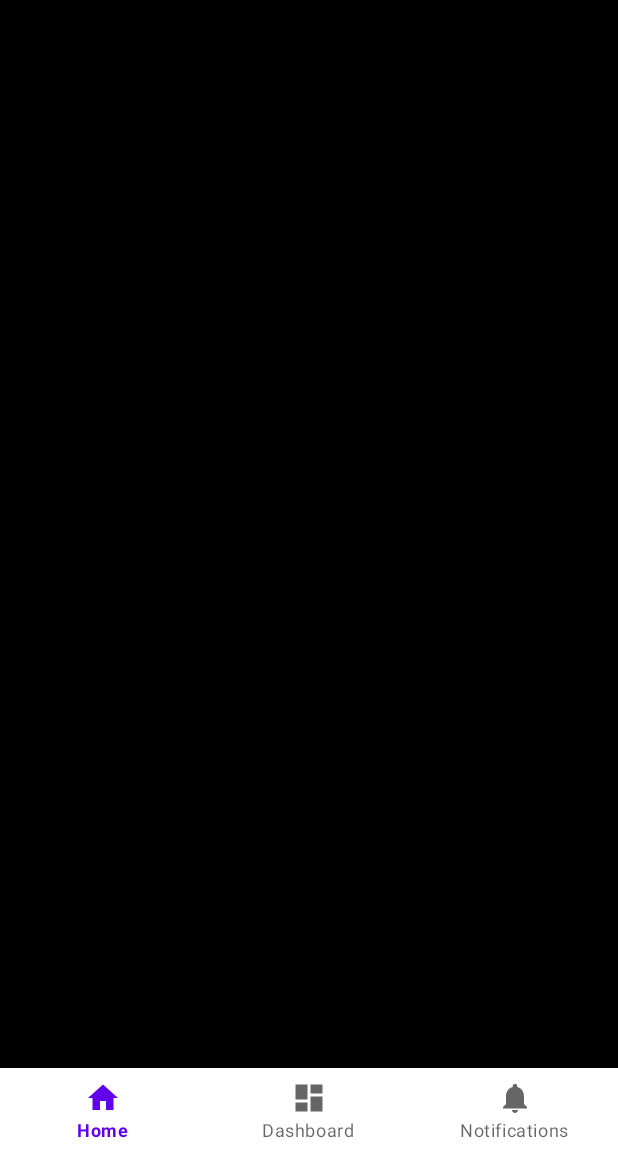
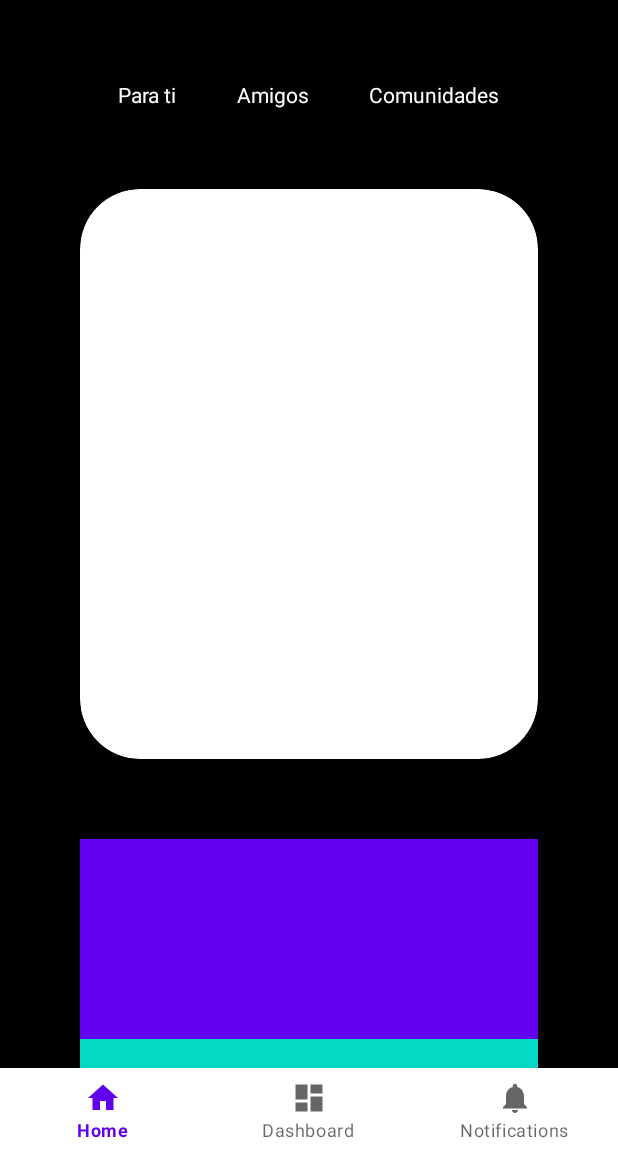
Before and after one commit to JavierDomi/EzyBites, an Android app: the screen it shows after launch (MainActivity), on a phone screen of 412 x 824 dp, the part 84-1236 px from its top. Run offline under Robolectric (Android 15) with nearby library versions, the phone set to English and light mode, and no system bars; our stand-ins replace navigation-ui.

Commit message:
Home empezado

```diff
--- a/app/src/main/java/com/dam/ezybites/ui/home/HomeFragment.java
+++ b/app/src/main/java/com/dam/ezybites/ui/home/HomeFragment.java
@@ -24,8 +24,8 @@ public class HomeFragment extends Fragment {
         binding = FragmentHomeBinding.inflate(inflater, container, false);
         View root = binding.getRoot();
 
-        final TextView textView = binding.textHome;
-        homeViewModel.getText().observe(getViewLifecycleOwner(), textView::setText);
+//        final TextView textView = binding.textHome;
+//        homeViewModel.getText().observe(getViewLifecycleOwner(), textView::setText);
         return root;
     }
 
--- /dev/null
+++ b/app/src/main/res/drawable/banner_shape.xml
@@ -0,0 +1,5 @@
+<?xml version="1.0" encoding="utf-8"?>
+<shape xmlns:android="http://schemas.android.com/apk/res/android">
+    <solid android:color="@color/white"/>
+    <corners android:radius="60px"/>
+</shape>
--- a/app/src/main/res/layout/fragment_home.xml
+++ b/app/src/main/res/layout/fragment_home.xml
@@ -1,4 +1,71 @@
 <?xml version="1.0" encoding="utf-8"?>
+
+<LinearLayout xmlns:android="http://schemas.android.com/apk/res/android"
+    xmlns:tools="http://schemas.android.com/tools"
+    android:layout_height="match_parent"
+    android:layout_width="match_parent"
+    android:background="@color/black"
+    android:orientation="vertical"
+    android:padding="80px">
+
+    <LinearLayout
+        android:layout_width="match_parent"
+        android:layout_height="wrap_content"
+        android:gravity="center"
+        tools:ignore="MissingConstraints">
+<!--Hacer que solo este en blanco el que este en el target/focus, los otros en gris
+y a lo mejor tb un subrayado-->
+        <TextView
+            android:layout_width="wrap_content"
+            android:layout_height="wrap_content"
+            android:textColor="@color/white"
+            android:paddingHorizontal="30px"
+            android:text="Para ti"/>
+        <TextView
+            android:layout_width="wrap_content"
+            android:layout_height="wrap_content"
+            android:textColor="@color/white"
+            android:paddingHorizontal="30px"
+            android:text="Amigos"/>
+        <TextView
+            android:layout_width="wrap_content"
+            android:layout_height="wrap_content"
+            android:textColor="@color/white"
+            android:paddingHorizontal="30px"
+            android:text="Comunidades"/>
+    </LinearLayout>
+
+    <View
+        android:layout_width="match_parent"
+        android:layout_height="570px"
+        android:layout_marginVertical="80px"
+        android:background="@drawable/banner_shape"
+        android:clipToOutline="true">
+    </View>
+
+    <HorizontalScrollView
+        android:layout_width="match_parent"
+        android:layout_height="match_parent"
+        android:background="@color/teal_200"
+        >
+        <LinearLayout
+            android:layout_width="match_parent"
+            android:layout_height="300px">
+            <View
+                android:layout_width="1000px"
+                android:layout_height="200px"
+                android:background="@color/purple_500"
+                android:layout_marginRight="40px"/>
+            <View
+                android:layout_width="1000px"
+                android:layout_height="200px"
+                android:background="@color/black"
+                android:layout_marginRight="40px"/>
+        </LinearLayout>
+    </HorizontalScrollView>
+</LinearLayout>
+
+<!--
 <androidx.constraintlayout.widget.ConstraintLayout xmlns:android="http://schemas.android.com/apk/res/android"
     xmlns:app="http://schemas.android.com/apk/res-auto"
     xmlns:tools="http://schemas.android.com/tools"
@@ -9,6 +76,7 @@
 
     <TextView
         android:id="@+id/text_home"
+        android:text="ola"
         android:layout_width="match_parent"
         android:layout_height="wrap_content"
         android:layout_marginStart="8dp"
@@ -16,8 +84,9 @@
         android:layout_marginEnd="8dp"
         android:textAlignment="center"
         android:textSize="20sp"
+        android:textColor="@color/white"
         app:layout_constraintBottom_toBottomOf="parent"
         app:layout_constraintEnd_toEndOf="parent"
         app:layout_constraintStart_toStartOf="parent"
         app:layout_constraintTop_toTopOf="parent" />
-</androidx.constraintlayout.widget.ConstraintLayout>
+</androidx.constraintlayout.widget.ConstraintLayout>-->
```
